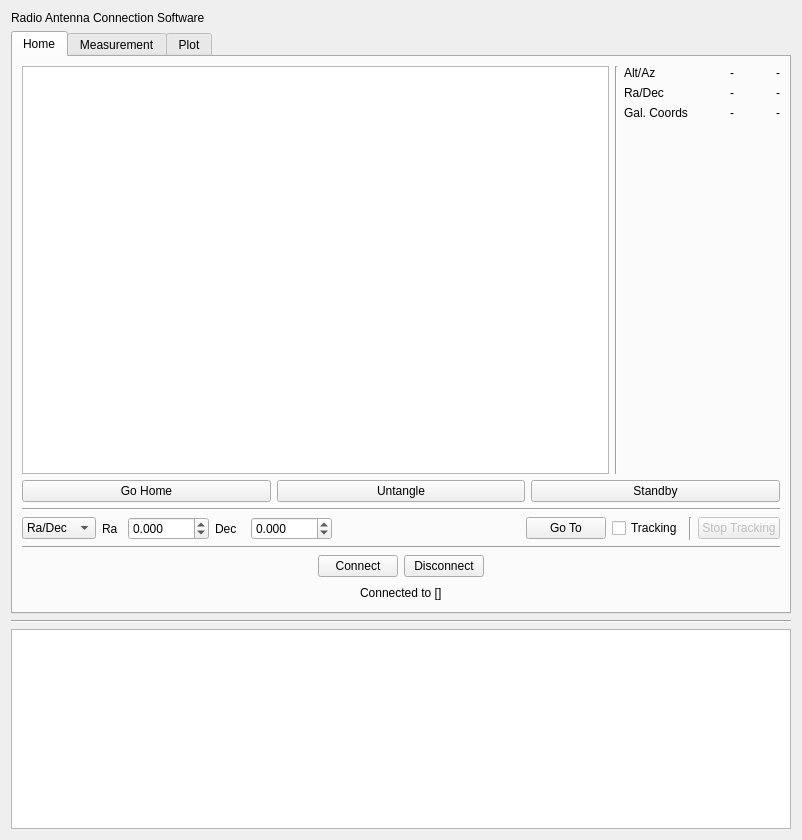
Old version of the form GUI/formMainClient.ui in the repository EPF-Ground-Station/VEGA_SRT.
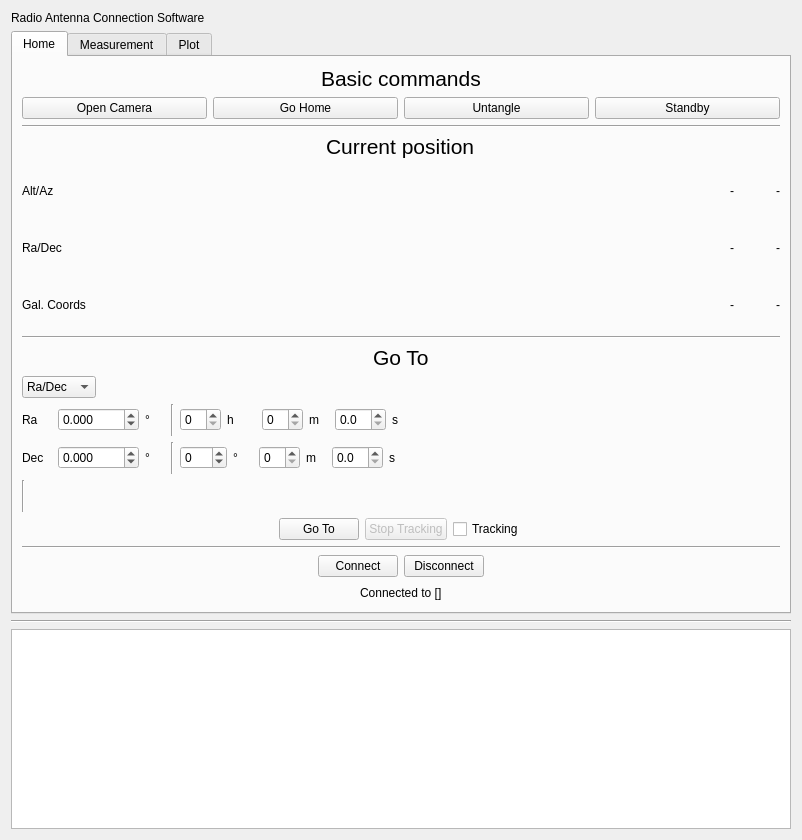
New version of the form.

Commit message: New GUI changes (main client), rethreaded version of server file (only thread accesses serial port object).

Patch:
```diff
--- a/GUI/formMainClient.ui
+++ b/GUI/formMainClient.ui
@@ -31,34 +31,78 @@
        <string>Home</string>
       </attribute>
       <layout class="QVBoxLayout" name="verticalLayout_3">
+       <item alignment="Qt::AlignHCenter">
+        <widget class="QLabel" name="label_CurrentPosition_3">
+         <property name="sizePolicy">
+          <sizepolicy hsizetype="Fixed" vsizetype="Fixed">
+           <horstretch>0</horstretch>
+           <verstretch>0</verstretch>
+          </sizepolicy>
+         </property>
+         <property name="text">
+          <string>&lt;html&gt;&lt;head/&gt;&lt;body&gt;&lt;p&gt;&lt;span style=&quot; font-size:16pt;&quot;&gt;Basic commands&lt;/span&gt;&lt;/p&gt;&lt;/body&gt;&lt;/html&gt;</string>
+         </property>
+        </widget>
+       </item>
+       <item>
+        <layout class="QHBoxLayout" name="horizontalLayout_5">
+         <property name="topMargin">
+          <number>0</number>
+         </property>
+         <item>
+          <widget class="QPushButton" name="pushButton_openCamera">
+           <property name="text">
+            <string>Open Camera</string>
+           </property>
+          </widget>
+         </item>
+         <item>
+          <widget class="QPushButton" name="pushButton_goHome">
+           <property name="text">
+            <string>Go Home</string>
+           </property>
+          </widget>
+         </item>
+         <item>
+          <widget class="QPushButton" name="pushButton_Untangle">
+           <property name="text">
+            <string>Untangle</string>
+           </property>
+          </widget>
+         </item>
+         <item>
+          <widget class="QPushButton" name="pushButton_Standby">
+           <property name="text">
+            <string>Standby</string>
+           </property>
+          </widget>
+         </item>
+        </layout>
+       </item>
+       <item>
+        <widget class="Line" name="line_8">
+         <property name="orientation">
+          <enum>Qt::Horizontal</enum>
+         </property>
+        </widget>
+       </item>
+       <item alignment="Qt::AlignHCenter">
+        <widget class="QLabel" name="label_CurrentPosition">
+         <property name="sizePolicy">
+          <sizepolicy hsizetype="Fixed" vsizetype="Fixed">
+           <horstretch>0</horstretch>
+           <verstretch>0</verstretch>
+          </sizepolicy>
+         </property>
+         <property name="text">
+          <string>&lt;html&gt;&lt;head/&gt;&lt;body&gt;&lt;p&gt;&lt;span style=&quot; font-size:16pt;&quot;&gt;Current position&lt;/span&gt;&lt;/p&gt;&lt;/body&gt;&lt;/html&gt;</string>
+         </property>
+        </widget>
+       </item>
        <item>
         <layout class="QHBoxLayout" name="horizontalLayout_2">
-         <item>
-          <widget class="QGraphicsView" name="graphicsView">
-           <property name="minimumSize">
-            <size>
-             <width>400</width>
-             <height>300</height>
-            </size>
-           </property>
-          </widget>
-         </item>
-         <item>
-          <widget class="Line" name="line_5">
-           <property name="orientation">
-            <enum>Qt::Vertical</enum>
-           </property>
-          </widget>
-         </item>
          <item>
           <layout class="QGridLayout" name="gridLayout">
-           <item row="1" column="0">
-            <widget class="QLabel" name="label_4">
-             <property name="text">
-              <string>Ra/Dec</string>
-             </property>
-            </widget>
-           </item>
            <item row="1" column="2">
             <widget class="QLabel" name="DecLabel">
              <property name="sizePolicy">
@@ -81,8 +125,30 @@
              </property>
             </widget>
            </item>
-           <item row="1" column="1">
-            <widget class="QLabel" name="RaLabel">
+           <item row="0" column="2">
+            <widget class="QLabel" name="AzLabel">
+             <property name="sizePolicy">
+              <sizepolicy hsizetype="Fixed" vsizetype="Preferred">
+               <horstretch>0</horstretch>
+               <verstretch>0</verstretch>
+              </sizepolicy>
+             </property>
+             <property name="minimumSize">
+              <size>
+               <width>40</width>
+               <height>0</height>
+              </size>
+             </property>
+             <property name="text">
+              <string>-</string>
+             </property>
+             <property name="alignment">
+              <set>Qt::AlignRight|Qt::AlignTrailing|Qt::AlignVCenter</set>
+             </property>
+            </widget>
+           </item>
+           <item row="2" column="2">
+            <widget class="QLabel" name="label_GalB">
              <property name="sizePolicy">
               <sizepolicy hsizetype="Fixed" vsizetype="Preferred">
                <horstretch>0</horstretch>
@@ -110,6 +176,79 @@
              </property>
             </widget>
            </item>
+           <item row="1" column="1">
+            <widget class="QLabel" name="RaLabel">
+             <property name="sizePolicy">
+              <sizepolicy hsizetype="Fixed" vsizetype="Preferred">
+               <horstretch>0</horstretch>
+               <verstretch>0</verstretch>
+              </sizepolicy>
+             </property>
+             <property name="minimumSize">
+              <size>
+               <width>40</width>
+               <height>0</height>
+              </size>
+             </property>
+             <property name="text">
+              <string>-</string>
+             </property>
+             <property name="alignment">
+              <set>Qt::AlignRight|Qt::AlignTrailing|Qt::AlignVCenter</set>
+             </property>
+            </widget>
+           </item>
+           <item row="1" column="0">
+            <widget class="QLabel" name="label_4">
+             <property name="text">
+              <string>Ra/Dec</string>
+             </property>
+            </widget>
+           </item>
+           <item row="2" column="1">
+            <widget class="QLabel" name="label_GalL">
+             <property name="sizePolicy">
+              <sizepolicy hsizetype="Fixed" vsizetype="Preferred">
+               <horstretch>0</horstretch>
+               <verstretch>0</verstretch>
+              </sizepolicy>
+             </property>
+             <property name="minimumSize">
+              <size>
+               <width>40</width>
+               <height>0</height>
+              </size>
+             </property>
+             <property name="text">
+              <string>-</string>
+             </property>
+             <property name="alignment">
+              <set>Qt::AlignRight|Qt::AlignTrailing|Qt::AlignVCenter</set>
+             </property>
+            </widget>
+           </item>
+           <item row="0" column="1">
+            <widget class="QLabel" name="AltLabel">
+             <property name="sizePolicy">
+              <sizepolicy hsizetype="Fixed" vsizetype="Preferred">
+               <horstretch>0</horstretch>
+               <verstretch>0</verstretch>
+              </sizepolicy>
+             </property>
+             <property name="minimumSize">
+              <size>
+               <width>40</width>
+               <height>0</height>
+              </size>
+             </property>
+             <property name="text">
+              <string>-</string>
+             </property>
+             <property name="alignment">
+              <set>Qt::AlignRight|Qt::AlignTrailing|Qt::AlignVCenter</set>
+             </property>
+            </widget>
+           </item>
            <item row="2" column="0">
             <widget class="QLabel" name="label_6">
              <property name="text">
@@ -117,139 +256,10 @@
              </property>
             </widget>
            </item>
-           <item row="0" column="1">
-            <widget class="QLabel" name="AltLabel">
-             <property name="sizePolicy">
-              <sizepolicy hsizetype="Fixed" vsizetype="Preferred">
-               <horstretch>0</horstretch>
-               <verstretch>0</verstretch>
-              </sizepolicy>
-             </property>
-             <property name="minimumSize">
-              <size>
-               <width>40</width>
-               <height>0</height>
-              </size>
-             </property>
-             <property name="text">
-              <string>-</string>
-             </property>
-             <property name="alignment">
-              <set>Qt::AlignRight|Qt::AlignTrailing|Qt::AlignVCenter</set>
-             </property>
-            </widget>
-           </item>
-           <item row="3" column="1">
-            <spacer name="verticalSpacer">
-             <property name="orientation">
-              <enum>Qt::Vertical</enum>
-             </property>
-             <property name="sizeHint" stdset="0">
-              <size>
-               <width>20</width>
-               <height>40</height>
-              </size>
-             </property>
-            </spacer>
-           </item>
-           <item row="2" column="2">
-            <widget class="QLabel" name="label_GalB">
-             <property name="sizePolicy">
-              <sizepolicy hsizetype="Fixed" vsizetype="Preferred">
-               <horstretch>0</horstretch>
-               <verstretch>0</verstretch>
-              </sizepolicy>
-             </property>
-             <property name="minimumSize">
-              <size>
-               <width>40</width>
-               <height>0</height>
-              </size>
-             </property>
-             <property name="text">
-              <string>-</string>
-             </property>
-             <property name="alignment">
-              <set>Qt::AlignRight|Qt::AlignTrailing|Qt::AlignVCenter</set>
-             </property>
-            </widget>
-           </item>
-           <item row="2" column="1">
-            <widget class="QLabel" name="label_GalL">
-             <property name="sizePolicy">
-              <sizepolicy hsizetype="Fixed" vsizetype="Preferred">
-               <horstretch>0</horstretch>
-               <verstretch>0</verstretch>
-              </sizepolicy>
-             </property>
-             <property name="minimumSize">
-              <size>
-               <width>40</width>
-               <height>0</height>
-              </size>
-             </property>
-             <property name="text">
-              <string>-</string>
-             </property>
-             <property name="alignment">
-              <set>Qt::AlignRight|Qt::AlignTrailing|Qt::AlignVCenter</set>
-             </property>
-            </widget>
-           </item>
-           <item row="0" column="2">
-            <widget class="QLabel" name="AzLabel">
-             <property name="sizePolicy">
-              <sizepolicy hsizetype="Fixed" vsizetype="Preferred">
-               <horstretch>0</horstretch>
-               <verstretch>0</verstretch>
-              </sizepolicy>
-             </property>
-             <property name="minimumSize">
-              <size>
-               <width>40</width>
-               <height>0</height>
-              </size>
-             </property>
-             <property name="text">
-              <string>-</string>
-             </property>
-             <property name="alignment">
-              <set>Qt::AlignRight|Qt::AlignTrailing|Qt::AlignVCenter</set>
-             </property>
-            </widget>
-           </item>
           </layout>
          </item>
         </layout>
        </item>
-       <item>
-        <layout class="QHBoxLayout" name="horizontalLayout_5">
-         <property name="topMargin">
-          <number>0</number>
-         </property>
-         <item>
-          <widget class="QPushButton" name="pushButton_goHome">
-           <property name="text">
-            <string>Go Home</string>
-           </property>
-          </widget>
-         </item>
-         <item>
-          <widget class="QPushButton" name="pushButton_Untangle">
-           <property name="text">
-            <string>Untangle</string>
-           </property>
-          </widget>
-         </item>
-         <item>
-          <widget class="QPushButton" name="pushButton_Standby">
-           <property name="text">
-            <string>Standby</string>
-           </property>
-          </widget>
-         </item>
-        </layout>
-       </item>
        <item>
         <widget class="Line" name="line_3">
          <property name="orientation">
@@ -257,123 +267,470 @@
          </property>
         </widget>
        </item>
+       <item alignment="Qt::AlignHCenter">
+        <widget class="QLabel" name="label_CurrentPosition_2">
+         <property name="sizePolicy">
+          <sizepolicy hsizetype="Fixed" vsizetype="Fixed">
+           <horstretch>0</horstretch>
+           <verstretch>0</verstretch>
+          </sizepolicy>
+         </property>
+         <property name="text">
+          <string>&lt;html&gt;&lt;head/&gt;&lt;body&gt;&lt;p&gt;&lt;span style=&quot; font-size:16pt;&quot;&gt;Go To&lt;/span&gt;&lt;/p&gt;&lt;/body&gt;&lt;/html&gt;</string>
+         </property>
+        </widget>
+       </item>
        <item>
-        <layout class="QHBoxLayout" name="horizontalLayout_6">
+        <layout class="QVBoxLayout" name="verticalLayout_6">
          <property name="topMargin">
           <number>0</number>
          </property>
          <item>
-          <widget class="QComboBox" name="comboBoxTracking">
+          <layout class="QHBoxLayout" name="horizontalLayout_11">
+           <property name="leftMargin">
+            <number>0</number>
+           </property>
+           <property name="topMargin">
+            <number>0</number>
+           </property>
            <item>
-            <property name="text">
-             <string>Ra/Dec</string>
-            </property>
+            <widget class="QComboBox" name="comboBoxTracking">
+             <item>
+              <property name="text">
+               <string>Ra/Dec</string>
+              </property>
+             </item>
+             <item>
+              <property name="text">
+               <string>Galactic</string>
+              </property>
+             </item>
+             <item>
+              <property name="text">
+               <string>Az/Alt</string>
+              </property>
+             </item>
+            </widget>
            </item>
            <item>
-            <property name="text">
-             <string>Galactic</string>
-            </property>
+            <spacer name="horizontalSpacer_7">
+             <property name="orientation">
+              <enum>Qt::Horizontal</enum>
+             </property>
+             <property name="sizeHint" stdset="0">
+              <size>
+               <width>40</width>
+               <height>20</height>
+              </size>
+             </property>
+            </spacer>
            </item>
-           <item>
-            <property name="text">
-             <string>Az/Alt</string>
-            </property>
-           </item>
-          </widget>
+          </layout>
          </item>
          <item>
-          <widget class="QLabel" name="LabelTrackingFirstCoord">
-           <property name="sizePolicy">
-            <sizepolicy hsizetype="Fixed" vsizetype="Preferred">
-             <horstretch>0</horstretch>
-             <verstretch>0</verstretch>
-            </sizepolicy>
+          <layout class="QHBoxLayout" name="horizontalLayout_6">
+           <property name="topMargin">
+            <number>0</number>
            </property>
-           <property name="minimumSize">
-            <size>
-             <width>20</width>
-             <height>0</height>
-            </size>
-           </property>
-           <property name="text">
-            <string>Ra</string>
-           </property>
-          </widget>
+           <item>
+            <widget class="QLabel" name="LabelTrackingFirstCoord">
+             <property name="sizePolicy">
+              <sizepolicy hsizetype="Fixed" vsizetype="Preferred">
+               <horstretch>0</horstretch>
+               <verstretch>0</verstretch>
+              </sizepolicy>
+             </property>
+             <property name="minimumSize">
+              <size>
+               <width>30</width>
+               <height>10</height>
+              </size>
+             </property>
+             <property name="text">
+              <string>Ra</string>
+             </property>
+            </widget>
+           </item>
+           <item>
+            <widget class="QDoubleSpinBox" name="doubleSpinBox_TrackFirstCoordDecimal">
+             <property name="minimumSize">
+              <size>
+               <width>30</width>
+               <height>0</height>
+              </size>
+             </property>
+             <property name="decimals">
+              <number>3</number>
+             </property>
+             <property name="minimum">
+              <double>-1000.000000000000000</double>
+             </property>
+             <property name="maximum">
+              <double>1000.000000000000000</double>
+             </property>
+            </widget>
+           </item>
+           <item>
+            <widget class="QLabel" name="LabelTrackingFirstCoord_2">
+             <property name="sizePolicy">
+              <sizepolicy hsizetype="Fixed" vsizetype="Preferred">
+               <horstretch>0</horstretch>
+               <verstretch>0</verstretch>
+              </sizepolicy>
+             </property>
+             <property name="minimumSize">
+              <size>
+               <width>20</width>
+               <height>10</height>
+              </size>
+             </property>
+             <property name="text">
+              <string>°</string>
+             </property>
+            </widget>
+           </item>
+           <item>
+            <widget class="Line" name="line_5">
+             <property name="orientation">
+              <enum>Qt::Vertical</enum>
+             </property>
+            </widget>
+           </item>
+           <item>
+            <widget class="QDoubleSpinBox" name="doubleSpinBox_TrackFirstCoord_h">
+             <property name="sizePolicy">
+              <sizepolicy hsizetype="Minimum" vsizetype="Fixed">
+               <horstretch>0</horstretch>
+               <verstretch>0</verstretch>
+              </sizepolicy>
+             </property>
+             <property name="minimumSize">
+              <size>
+               <width>30</width>
+               <height>0</height>
+              </size>
+             </property>
+             <property name="decimals">
+              <number>0</number>
+             </property>
+             <property name="minimum">
+              <double>0.000000000000000</double>
+             </property>
+             <property name="maximum">
+              <double>23.000000000000000</double>
+             </property>
+            </widget>
+           </item>
+           <item>
+            <widget class="QLabel" name="LabelTrackingFirstCoord_3">
+             <property name="sizePolicy">
+              <sizepolicy hsizetype="Fixed" vsizetype="Preferred">
+               <horstretch>0</horstretch>
+               <verstretch>0</verstretch>
+              </sizepolicy>
+             </property>
+             <property name="minimumSize">
+              <size>
+               <width>29</width>
+               <height>10</height>
+              </size>
+             </property>
+             <property name="text">
+              <string>h</string>
+             </property>
+            </widget>
+           </item>
+           <item>
+            <widget class="QDoubleSpinBox" name="doubleSpinBox_TrackFirstCoord_m">
+             <property name="sizePolicy">
+              <sizepolicy hsizetype="Minimum" vsizetype="Fixed">
+               <horstretch>0</horstretch>
+               <verstretch>0</verstretch>
+              </sizepolicy>
+             </property>
+             <property name="minimumSize">
+              <size>
+               <width>20</width>
+               <height>0</height>
+              </size>
+             </property>
+             <property name="baseSize">
+              <size>
+               <width>0</width>
+               <height>0</height>
+              </size>
+             </property>
+             <property name="decimals">
+              <number>0</number>
+             </property>
+             <property name="minimum">
+              <double>0.000000000000000</double>
+             </property>
+             <property name="maximum">
+              <double>59.000000000000000</double>
+             </property>
+             <property name="value">
+              <double>0.000000000000000</double>
+             </property>
+            </widget>
+           </item>
+           <item>
+            <widget class="QLabel" name="LabelTrackingFirstCoord_4">
+             <property name="sizePolicy">
+              <sizepolicy hsizetype="Fixed" vsizetype="Preferred">
+               <horstretch>0</horstretch>
+               <verstretch>0</verstretch>
+              </sizepolicy>
+             </property>
+             <property name="minimumSize">
+              <size>
+               <width>20</width>
+               <height>10</height>
+              </size>
+             </property>
+             <property name="text">
+              <string>m</string>
+             </property>
+            </widget>
+           </item>
+           <item>
+            <widget class="QDoubleSpinBox" name="doubleSpinBox_TrackFirstCoord_s">
+             <property name="decimals">
+              <number>1</number>
+             </property>
+             <property name="minimum">
+              <double>0.000000000000000</double>
+             </property>
+             <property name="maximum">
+              <double>59.899999999999999</double>
+             </property>
+            </widget>
+           </item>
+           <item>
+            <widget class="QLabel" name="LabelTrackingFirstCoord_5">
+             <property name="sizePolicy">
+              <sizepolicy hsizetype="Fixed" vsizetype="Preferred">
+               <horstretch>0</horstretch>
+               <verstretch>0</verstretch>
+              </sizepolicy>
+             </property>
+             <property name="minimumSize">
+              <size>
+               <width>20</width>
+               <height>10</height>
+              </size>
+             </property>
+             <property name="text">
+              <string>s</string>
+             </property>
+            </widget>
+           </item>
+           <item>
+            <spacer name="horizontalSpacer_12">
+             <property name="orientation">
+              <enum>Qt::Horizontal</enum>
+             </property>
+             <property name="sizeHint" stdset="0">
+              <size>
+               <width>40</width>
+               <height>20</height>
+              </size>
+             </property>
+            </spacer>
+           </item>
+          </layout>
          </item>
          <item>
-          <widget class="QDoubleSpinBox" name="doubleSpinBox_TrackFirstCoord">
-           <property name="decimals">
-            <number>3</number>
+          <layout class="QHBoxLayout" name="horizontalLayout_12">
+           <property name="topMargin">
+            <number>0</number>
            </property>
-           <property name="minimum">
-            <double>-1000.000000000000000</double>
-           </property>
-           <property name="maximum">
-            <double>1000.000000000000000</double>
-           </property>
-          </widget>
-         </item>
-         <item>
-          <widget class="QLabel" name="LabelTrackingSecondCoord">
-           <property name="sizePolicy">
-            <sizepolicy hsizetype="Fixed" vsizetype="Preferred">
-             <horstretch>0</horstretch>
-             <verstretch>0</verstretch>
-            </sizepolicy>
-           </property>
-           <property name="minimumSize">
-            <size>
-             <width>30</width>
-             <height>0</height>
-            </size>
-           </property>
-           <property name="text">
-            <string>Dec</string>
-           </property>
-          </widget>
-         </item>
-         <item>
-          <widget class="QDoubleSpinBox" name="doubleSpinBox_TrackSecondCoord">
-           <property name="decimals">
-            <number>3</number>
-           </property>
-           <property name="minimum">
-            <double>-1000.000000000000000</double>
-           </property>
-           <property name="maximum">
-            <double>1000.000000000000000</double>
-           </property>
-          </widget>
-         </item>
-         <item>
-          <spacer name="horizontalSpacer_7">
-           <property name="orientation">
-            <enum>Qt::Horizontal</enum>
-           </property>
-           <property name="sizeType">
-            <enum>QSizePolicy::Expanding</enum>
-           </property>
-           <property name="sizeHint" stdset="0">
-            <size>
-             <width>40</width>
-             <height>20</height>
-            </size>
-           </property>
-          </spacer>
-         </item>
-         <item>
-          <widget class="QPushButton" name="pushButton_GoTo">
-           <property name="text">
-            <string>Go To</string>
-           </property>
-          </widget>
-         </item>
-         <item>
-          <widget class="QCheckBox" name="checkBox_Tracking">
-           <property name="text">
-            <string>Tracking</string>
-           </property>
-          </widget>
+           <item>
+            <widget class="QLabel" name="LabelTrackingSecondCoord">
+             <property name="sizePolicy">
+              <sizepolicy hsizetype="Fixed" vsizetype="Preferred">
+               <horstretch>0</horstretch>
+               <verstretch>0</verstretch>
+              </sizepolicy>
+             </property>
+             <property name="minimumSize">
+              <size>
+               <width>30</width>
+               <height>10</height>
+              </size>
+             </property>
+             <property name="text">
+              <string>Dec</string>
+             </property>
+            </widget>
+           </item>
+           <item>
+            <widget class="QDoubleSpinBox" name="doubleSpinBox_TrackSecondCoordDecimal">
+             <property name="minimumSize">
+              <size>
+               <width>30</width>
+               <height>0</height>
+              </size>
+             </property>
+             <property name="decimals">
+              <number>3</number>
+             </property>
+             <property name="minimum">
+              <double>-1000.000000000000000</double>
+             </property>
+             <property name="maximum">
+              <double>1000.000000000000000</double>
+             </property>
+            </widget>
+           </item>
+           <item>
+            <widget class="QLabel" name="LabelTrackingSecondCoord_2">
+             <property name="sizePolicy">
+              <sizepolicy hsizetype="Fixed" vsizetype="Preferred">
+               <horstretch>0</horstretch>
+               <verstretch>0</verstretch>
+              </sizepolicy>
+             </property>
+             <property name="minimumSize">
+              <size>
+               <width>20</width>
+               <height>10</height>
+              </size>
+             </property>
+             <property name="text">
+              <string>°</string>
+             </property>
+            </widget>
+           </item>
+           <item>
+            <widget class="Line" name="line_7">
+             <property name="orientation">
+              <enum>Qt::Vertical</enum>
+             </property>
+            </widget>
+           </item>
+           <item>
+            <widget class="QDoubleSpinBox" name="doubleSpinBox_TrackSecondCoord_Deg">
+             <property name="minimumSize">
+              <size>
+               <width>30</width>
+               <height>0</height>
+              </size>
+             </property>
+             <property name="decimals">
+              <number>0</number>
+             </property>
+             <property name="minimum">
+              <double>-90.000000000000000</double>
+             </property>
+             <property name="maximum">
+              <double>360.000000000000000</double>
+             </property>
+            </widget>
+           </item>
+           <item>
+            <widget class="QLabel" name="LabelTrackingSecondCoord_3">
+             <property name="sizePolicy">
+              <sizepolicy hsizetype="Fixed" vsizetype="Preferred">
+               <horstretch>0</horstretch>
+               <verstretch>0</verstretch>
+              </sizepolicy>
+             </property>
+             <property name="minimumSize">
+              <size>
+               <width>20</width>
+               <height>10</height>
+              </size>
+             </property>
+             <property name="text">
+              <string>°</string>
+             </property>
+            </widget>
+           </item>
+           <item>
+            <widget class="QDoubleSpinBox" name="doubleSpinBox_TrackSecondCoord_m">
+             <property name="minimumSize">
+              <size>
+               <width>20</width>
+               <height>0</height>
+              </size>
+             </property>
+             <property name="decimals">
+              <number>0</number>
+             </property>
+             <property name="minimum">
+              <double>0.000000000000000</double>
+             </property>
+             <property name="maximum">
+              <double>59.000000000000000</double>
+             </property>
+            </widget>
+           </item>
+           <item>
+            <widget class="QLabel" name="LabelTrackingSecondCoord_4">
+             <property name="sizePolicy">
+              <sizepolicy hsizetype="Fixed" vsizetype="Preferred">
+               <horstretch>0</horstretch>
+               <verstretch>0</verstretch>
+              </sizepolicy>
+             </property>
+             <property name="minimumSize">
+              <size>
+               <width>20</width>
+               <height>10</height>
+              </size>
+             </property>
+             <property name="text">
+              <string>m</string>
+             </property>
+            </widget>
+           </item>
+           <item>
+            <widget class="QDoubleSpinBox" name="doubleSpinBox_TrackSecondCoord_s">
+             <property name="decimals">
+              <number>1</number>
+             </property>
+             <property name="minimum">
+              <double>0.000000000000000</double>
+             </property>
+             <property name="maximum">
+              <double>59.899999999999999</double>
+             </property>
+            </widget>
+           </item>
+           <item>
+            <widget class="QLabel" name="LabelTrackingSecondCoord_5">
+             <property name="sizePolicy">
+              <sizepolicy hsizetype="Fixed" vsizetype="Preferred">
+               <horstretch>0</horstretch>
+               <verstretch>0</verstretch>
+              </sizepolicy>
+             </property>
+             <property name="minimumSize">
+              <size>
+               <width>20</width>
+               <height>10</height>
+              </size>
+             </property>
+             <property name="text">
+              <string>s</string>
+             </property>
+            </widget>
+           </item>
+           <item>
+            <spacer name="horizontalSpacer_13">
+             <property name="orientation">
+              <enum>Qt::Horizontal</enum>
+             </property>
+             <property name="sizeHint" stdset="0">
+              <size>
+               <width>40</width>
+               <height>20</height>
+              </size>
+             </property>
+            </spacer>
+           </item>
+          </layout>
          </item>
          <item>
           <widget class="Line" name="line_2">
@@ -383,20 +740,85 @@
           </widget>
          </item>
          <item>
-          <widget class="QPushButton" name="pushButton_StopTracking">
-           <property name="enabled">
-            <bool>false</bool>
+          <layout class="QHBoxLayout" name="horizontalLayout_10">
+           <property name="topMargin">
+            <number>0</number>
            </property>
-           <property name="text">
-            <string>Stop Tracking</string>
-           </property>
-           <property name="checkable">
-            <bool>false</bool>
-           </property>
-           <property name="flat">
-            <bool>false</bool>
-           </property>
-          </widget>
+           <item>
+            <spacer name="horizontalSpacer_10">
+             <property name="orientation">
+              <enum>Qt::Horizontal</enum>
+             </property>
+             <property name="sizeHint" stdset="0">
+              <size>
+               <width>40</width>
+               <height>20</height>
+              </size>
+             </property>
+            </spacer>
+           </item>
+           <item>
+            <widget class="QPushButton" name="pushButton_GoTo">
+             <property name="sizePolicy">
+              <sizepolicy hsizetype="Fixed" vsizetype="Fixed">
+               <horstretch>0</horstretch>
+               <verstretch>0</verstretch>
+              </sizepolicy>
+             </property>
+             <property name="minimumSize">
+              <size>
+               <width>0</width>
+               <height>0</height>
+              </size>
+             </property>
+             <property name="text">
+              <string>Go To</string>
+             </property>
+            </widget>
+           </item>
+           <item>
+            <widget class="QPushButton" name="pushButton_StopTracking">
+             <property name="enabled">
+              <bool>false</bool>
+             </property>
+             <property name="sizePolicy">
+              <sizepolicy hsizetype="Fixed" vsizetype="Fixed">
+               <horstretch>0</horstretch>
+               <verstretch>0</verstretch>
+              </sizepolicy>
+             </property>
+             <property name="text">
+              <string>Stop Tracking</string>
+             </property>
+             <property name="checkable">
+              <bool>false</bool>
+             </property>
+             <property name="flat">
+              <bool>false</bool>
+             </property>
+            </widget>
+           </item>
+           <item>
+            <widget class="QCheckBox" name="checkBox_Tracking">
+             <property name="text">
+              <string>Tracking</string>
+             </property>
+            </widget>
+           </item>
+           <item>
+            <spacer name="horizontalSpacer_11">
+             <property name="orientation">
+              <enum>Qt::Horizontal</enum>
+             </property>
+             <property name="sizeHint" stdset="0">
+              <size>
+               <width>40</width>
+               <height>20</height>
+              </size>
+             </property>
+            </spacer>
+           </item>
+          </layout>
          </item>
         </layout>
        </item>
```
The commit also changes 3 other files.
